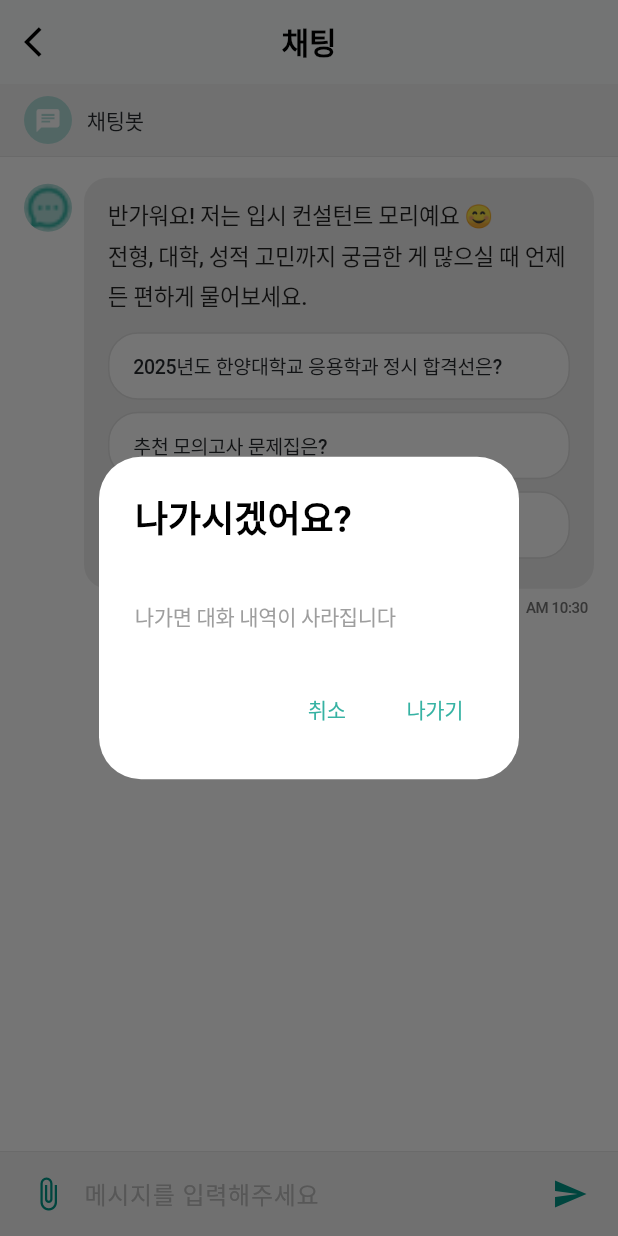
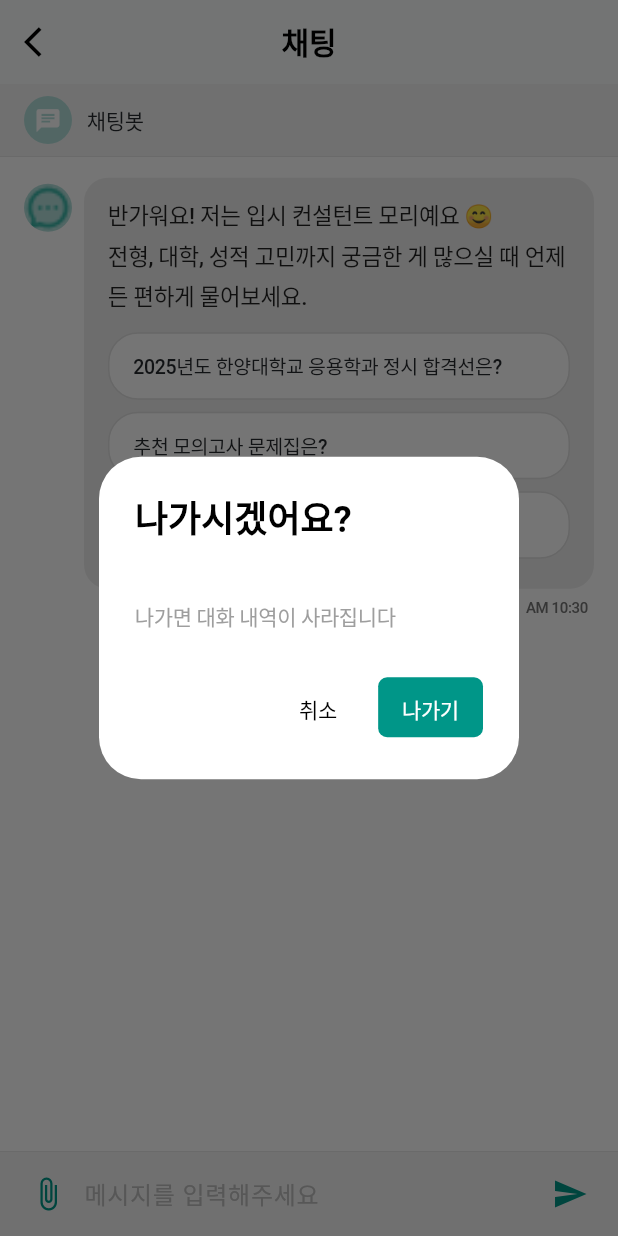
Before and after one commit to IPSI-DORI/Ipsi_frontend, a Flutter app: the screen it shows after launch, after a tap on the "arrow back ios" icon, on a phone screen of 412 x 824 dp. Run offline on Flutter 3.47's test engine with Material 3 defaults, Android fonts, the phone set to English and light mode, and no system bars; Roboto replaces fonts that are missing (Pretendard).

Commit message:
💄 UI updates

```diff
--- a/lib/features/chatbot/views/chat_screen.dart
+++ b/lib/features/chatbot/views/chat_screen.dart
@@ -63,16 +63,32 @@ class _ChatScreenState extends State<ChatScreen> {
               ),
             ),
             ),
-          actions: [
+            actions: [
             TextButton(
+             style: TextButton.styleFrom(
+              backgroundColor: Colors.white,
+              foregroundColor: Colors.black,
+              padding: const EdgeInsets.symmetric(horizontal: 16, vertical: 8),
+              shape: RoundedRectangleBorder(
+                borderRadius: BorderRadius.circular(6),
+              ),
+              ),
               onPressed: () => Navigator.of(context).pop(false),
               child: const Text('취소'),
             ),
             TextButton(
+              style: TextButton.styleFrom(
+              backgroundColor: Colors.teal, // 에메랄드색(Teal)
+              foregroundColor: Colors.white, // 글자색 흰색
+              padding: const EdgeInsets.symmetric(horizontal: 16, vertical: 8),
+              shape: RoundedRectangleBorder(
+                borderRadius: BorderRadius.circular(6),
+              ),
+              ),
               onPressed: () => Navigator.of(context).pop(true),
               child: const Text('나가기'),
             ),
-          ],
+            ],
             );
           },
         );
```
